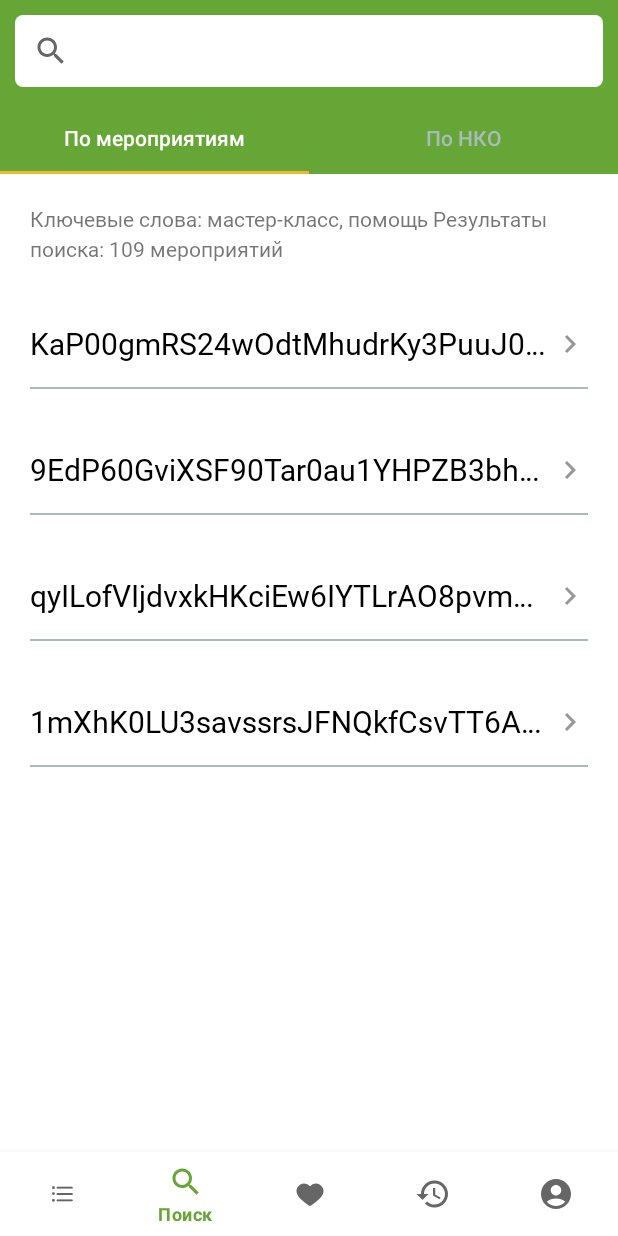
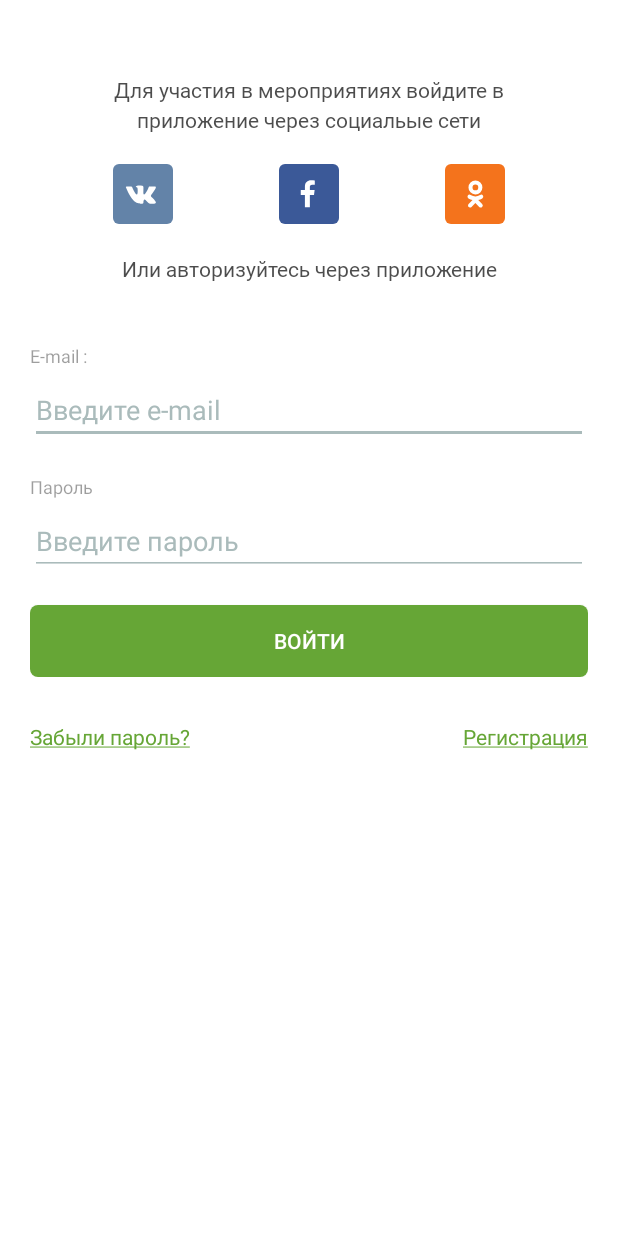
Before and after one commit to radik-alt/ProjectJavaSimba, an Android app: the screen it shows after launch (MainActivity before the commit, AuthActivity after it), on a phone screen of 412 x 824 dp. Run offline under Robolectric (Android 15) with nearby library versions, the phone set to English and light mode, and no system bars; our stand-ins replace RxJava.

Commit message:
10 блок - поставил верстку для авторизации

```diff
--- /dev/null
+++ b/app/src/main/java/com/example/projectjavasimba/AuthActivity.kt
@@ -0,0 +1,34 @@
+package com.example.projectjavasimba
+
+import androidx.appcompat.app.AppCompatActivity
+import android.os.Bundle
+import android.text.Editable
+import android.text.TextWatcher
+import androidx.activity.viewModels
+import com.example.projectjavasimba.databinding.ActivityAuthBinding
+import com.example.projectjavasimba.presentation.auth.AuthViewModel
+import io.reactivex.rxjava3.core.Observable
+
+class AuthActivity : AppCompatActivity() {
+
+    private lateinit var binding: ActivityAuthBinding
+    private val authViewModel: AuthViewModel by viewModels()
+
+
+    override fun onCreate(savedInstanceState: Bundle?) {
+        super.onCreate(savedInstanceState)
+        binding = ActivityAuthBinding.inflate(layoutInflater)
+        setContentView(binding.root)
+
+        binding.run {
+            btnAuth.setOnClickListener {
+                authViewModel.authUser(
+                    email = etEmail.text.toString(),
+                    password = etPassword.text.toString()
+                )
+            }
+        }
+
+    }
+
+}
--- a/app/src/main/java/com/example/projectjavasimba/SplashScreen.kt
+++ b/app/src/main/java/com/example/projectjavasimba/SplashScreen.kt
@@ -14,7 +14,7 @@ class SplashScreen : AppCompatActivity() {
 
         CoroutineScope(Dispatchers.Main).launch {
             delay(2000)
-            startActivity(Intent(this@SplashScreen, MainActivity::class.java))
+            startActivity(Intent(this@SplashScreen, AuthActivity::class.java))
             finish()
         }
 
--- /dev/null
+++ b/app/src/main/res/drawable/bg_auth_edit_text.xml
@@ -0,0 +1,6 @@
+<?xml version="1.0" encoding="utf-8"?>
+<shape xmlns:android="http://schemas.android.com/apk/res/android">
+
+    <solid android:color="@color/gray_color"/>
+
+</shape>
--- /dev/null
+++ b/app/src/main/res/drawable/fb.xml
@@ -0,0 +1,18 @@
+<vector xmlns:android="http://schemas.android.com/apk/res/android"
+    android:width="40dp"
+    android:height="40dp"
+    android:viewportWidth="40"
+    android:viewportHeight="40">
+  <path
+      android:pathData="M20,20m-20,0a20,20 0,1 1,40 0a20,20 0,1 1,-40 0"
+      android:fillColor="#3B5998"
+      android:fillType="evenOdd"/>
+  <path
+      android:pathData="M4,0L36,0A4,4 0,0 1,40 4L40,36A4,4 0,0 1,36 40L4,40A4,4 0,0 1,0 36L0,4A4,4 0,0 1,4 0z"
+      android:fillColor="#3B5998"
+      android:fillType="evenOdd"/>
+  <path
+      android:pathData="M20.581,15.35v2.045h3.172L23.34,20.6h-2.76v8.22h-3.308V20.6h-2.768v-3.205h2.768V15.03c0,-2.74 1.674,-4.23 4.12,-4.23 0.826,-0.004 1.651,0.038 2.473,0.125v2.865h-1.7c-1.326,0 -1.585,0.63 -1.585,1.56z"
+      android:fillColor="#FFF"
+      android:fillType="evenOdd"/>
+</vector>
--- /dev/null
+++ b/app/src/main/res/drawable/ok.xml
@@ -0,0 +1,18 @@
+<vector xmlns:android="http://schemas.android.com/apk/res/android"
+    android:width="40dp"
+    android:height="40dp"
+    android:viewportWidth="40"
+    android:viewportHeight="40">
+  <path
+      android:pathData="M20,20m-20,0a20,20 0,1 1,40 0a20,20 0,1 1,-40 0"
+      android:fillColor="#F4731C"
+      android:fillType="evenOdd"/>
+  <path
+      android:pathData="M4,0L36,0A4,4 0,0 1,40 4L40,36A4,4 0,0 1,36 40L4,40A4,4 0,0 1,0 36L0,4A4,4 0,0 1,4 0z"
+      android:fillColor="#F4731C"
+      android:fillType="evenOdd"/>
+  <path
+      android:pathData="M24.859,22.955a8.63,8.63 0,0 1,-2.718 1.115l2.616,2.6a1.35,1.35 0,0 1,0 1.92c-0.537,0.53 -1.4,0.53 -1.937,0l-2.57,-2.55 -2.572,2.55a1.371,1.371 0,0 1,-2.338 -0.96c0,-0.361 0.145,-0.707 0.403,-0.96l2.615,-2.6a8.695,8.695 0,0 1,-2.714 -1.115,1.353 1.353,0 0,1 -0.43,-1.875 1.371,1.371 0,0 1,1.889 -0.425,5.976 5.976,0 0,0 6.295,0 1.371,1.371 0,0 1,1.889 0.425,1.354 1.354,0 0,1 -0.428,1.875zM20.25,20.285a4.64,4.64 0,1 1,4.677 -4.64,4.663 4.663,0 0,1 -4.677,4.64zM20.25,13.725a1.922,1.922 0,1 0,1.936 1.92,1.93 1.93,0 0,0 -1.936,-1.92z"
+      android:fillColor="#FFF"
+      android:fillType="evenOdd"/>
+</vector>
--- /dev/null
+++ b/app/src/main/res/drawable/vk.xml
@@ -0,0 +1,18 @@
+<vector xmlns:android="http://schemas.android.com/apk/res/android"
+    android:width="40dp"
+    android:height="40dp"
+    android:viewportWidth="40"
+    android:viewportHeight="40">
+  <path
+      android:pathData="M20,20m-20,0a20,20 0,1 1,40 0a20,20 0,1 1,-40 0"
+      android:fillColor="#6383A8"
+      android:fillType="evenOdd"/>
+  <path
+      android:pathData="M4,0L36,0A4,4 0,0 1,40 4L40,36A4,4 0,0 1,36 40L4,40A4,4 0,0 1,0 36L0,4A4,4 0,0 1,4 0z"
+      android:fillColor="#6383A8"
+      android:fillType="evenOdd"/>
+  <path
+      android:pathData="M18.369,26.43h1.195c0.203,-0.026 0.393,-0.114 0.546,-0.25a0.962,0.962 0,0 0,0.166 -0.555s-0.025,-1.7 0.72,-1.95c0.734,-0.25 1.675,1.64 2.675,2.365 0.368,0.315 0.846,0.47 1.329,0.43l2.671,-0.04s1.396,-0.09 0.734,-1.255c-0.054,-0.095 -0.385,-0.86 -1.985,-2.43 -1.676,-1.645 -1.453,-1.38 0.564,-4.225 1.23,-1.735 1.721,-2.79 1.567,-3.245 -0.146,-0.43 -1.05,-0.315 -1.05,-0.315l-3.008,0.015a0.65,0.65 0,0 0,-0.387 0.075,0.864 0.864,0 0,0 -0.267,0.34c-0.31,0.853 -0.681,1.681 -1.112,2.48 -1.337,2.41 -1.875,2.535 -2.093,2.385 -0.508,-0.35 -0.38,-1.4 -0.38,-2.145 0,-2.33 0.333,-3.305 -0.65,-3.555a4.85,4.85 0,0 0,-1.405 -0.15c-1.076,-0.01 -1.982,0.005 -2.496,0.27 -0.342,0.18 -0.606,0.575 -0.446,0.595 0.347,0.035 0.666,0.206 0.888,0.475 0.21,0.45 0.312,0.943 0.3,1.44 0,0 0.174,2.745 -0.413,3.085 -0.408,0.235 -0.963,-0.245 -2.158,-2.425a20.707,20.707 0,0 1,-1.072 -2.355,0.961 0.961,0 0,0 -0.25,-0.355 1.215,1.215 0,0 0,-0.46 -0.2l-2.859,0.025a0.918,0.918 0,0 0,-0.585 0.21,0.687 0.687,0 0,0 -0.012,0.535s2.237,5.54 4.772,8.335c2.322,2.56 4.96,2.39 4.96,2.39z"
+      android:fillColor="#FFF"
+      android:fillType="evenOdd"/>
+</vector>
--- /dev/null
+++ b/app/src/main/res/layout/activity_auth.xml
@@ -0,0 +1,148 @@
+<?xml version="1.0" encoding="utf-8"?>
+<androidx.appcompat.widget.LinearLayoutCompat xmlns:android="http://schemas.android.com/apk/res/android"
+    xmlns:app="http://schemas.android.com/apk/res-auto"
+    xmlns:tools="http://schemas.android.com/tools"
+    android:layout_width="match_parent"
+    android:layout_height="match_parent"
+    android:orientation="vertical"
+    android:padding="@dimen/indiment_20"
+    tools:context=".AuthActivity">
+
+
+    <androidx.appcompat.widget.LinearLayoutCompat
+        android:layout_width="match_parent"
+        android:layout_height="wrap_content"
+        android:orientation="vertical"
+        android:padding="@dimen/indiment_20">
+
+        <TextView
+            style="@style/DefaultText"
+            android:layout_width="match_parent"
+            android:layout_height="wrap_content"
+            android:layout_marginTop="@dimen/indiment_10"
+            android:lineHeight="@dimen/indiment_20"
+            android:text="@string/auth_accros_soc_network" />
+
+        <GridLayout
+            android:columnCount="3"
+            android:layout_width="match_parent"
+            android:layout_height="wrap_content"
+            android:layout_marginTop="@dimen/indiment_20">
+
+            <androidx.appcompat.widget.AppCompatImageView
+                android:layout_columnWeight="1"
+                android:src="@drawable/vk"
+                android:layout_width="wrap_content"
+                android:layout_height="wrap_content"/>
+
+            <androidx.appcompat.widget.AppCompatImageView
+                android:layout_columnWeight="1"
+                android:src="@drawable/fb"
+                android:layout_width="wrap_content"
+                android:layout_height="wrap_content"/>
+
+            <androidx.appcompat.widget.AppCompatImageView
+                android:layout_columnWeight="1"
+                android:src="@drawable/ok"
+                android:layout_width="wrap_content"
+                android:layout_height="wrap_content"/>
+
+
+        </GridLayout>
+
+        <TextView
+            style="@style/DefaultText"
+            android:layout_width="match_parent"
+            android:layout_height="wrap_content"
+            android:layout_marginTop="@dimen/indiment_20"
+            android:lineHeight="@dimen/indiment_20"
+            android:text="@string/auth_application" />
+
+    </androidx.appcompat.widget.LinearLayoutCompat>
+
+
+    <androidx.appcompat.widget.LinearLayoutCompat
+        android:layout_marginTop="@dimen/indiment_20"
+        android:layout_width="match_parent"
+        android:layout_height="wrap_content"
+        android:orientation="vertical">
+
+        <TextView
+            android:layout_width="wrap_content"
+            android:layout_height="wrap_content"
+            android:text="E-mail :"
+            android:textColor="@color/color_gray_auth"
+            android:textSize="12sp" />
+
+        <androidx.appcompat.widget.AppCompatEditText
+            android:id="@+id/et_email"
+            android:layout_width="match_parent"
+            android:layout_height="wrap_content"
+            android:layout_marginTop="@dimen/indiment_5"
+            android:backgroundTint="@color/gray_color"
+            android:inputType="textEmailAddress|textWebEmailAddress"
+            android:hint="Введите e-mail"
+            android:textColorHint="@color/gray_color"
+            android:textColor="@color/color_gray_auth" />
+
+
+        <TextView
+            android:layout_width="wrap_content"
+            android:layout_height="wrap_content"
+            android:layout_marginTop="@dimen/indiment_20"
+            android:text="Пароль"
+            android:textColor="@color/color_gray_auth"
+            android:textSize="12sp" />
+
+        <androidx.appcompat.widget.AppCompatEditText
+            android:id="@+id/et_password"
+            android:layout_width="match_parent"
+            android:layout_height="wrap_content"
+            android:layout_marginTop="@dimen/indiment_5"
+            android:backgroundTint="@color/gray_color"
+            android:inputType="text"
+            android:textColorHint="@color/gray_color"
+            android:hint="Введите пароль"
+            android:textColor="@color/color_gray_auth" />
+
+
+        <androidx.appcompat.widget.AppCompatButton
+            android:id="@+id/btn_auth"
+            android:layout_marginTop="@dimen/indiment_20"
+            android:text="Войти"
+            android:background="@drawable/button_background"
+            android:textColor="@color/white"
+            android:layout_width="match_parent"
+            android:layout_height="wrap_content"/>
+
+
+    </androidx.appcompat.widget.LinearLayoutCompat>
+
+    <GridLayout
+        android:layout_marginTop="@dimen/indiment_10"
+        android:layout_width="match_parent"
+        android:layout_height="wrap_content">
+
+        <TextView
+            android:textSize="@dimen/default_size_text"
+            android:textColor="@color/green_color"
+            android:layout_gravity="left"
+            android:layout_width="wrap_content"
+            android:layout_height="wrap_content"
+            android:layout_marginTop="@dimen/indiment_20"
+            android:text="@string/forgot_pwsrd" />
+
+
+        <TextView
+            android:textColor="@color/green_color"
+            android:textSize="@dimen/default_size_text"
+            android:layout_gravity="right"
+            android:layout_width="wrap_content"
+            android:layout_height="wrap_content"
+            android:layout_marginTop="@dimen/indiment_20"
+            android:text="@string/sing_up" />
+
+
+    </GridLayout>
+
+</androidx.appcompat.widget.LinearLayoutCompat>
--- a/app/src/main/res/layout/activity_splash_screen.xml
+++ b/app/src/main/res/layout/activity_splash_screen.xml
@@ -34,7 +34,7 @@
         android:layout_marginTop="20sp"
         android:lineHeight="20sp"
         android:text="@string/download_splash"
-        android:textColor="#b3000000"
+        android:textColor="@color/color_3000000"
         android:textSize="14sp"
         android:textStyle="normal"
         app:layout_constraintEnd_toEndOf="parent"
--- a/app/src/main/res/values/colors.xml
+++ b/app/src/main/res/values/colors.xml
@@ -15,4 +15,7 @@
     <color name="gray_color">#aabbbb</color>
     <color name="background_item_helper">#eaede8</color>
     <color name="select_tab_color">#f2b630</color>
+    <color name="color_3000000">#b3000000</color>
+
+    <color name="color_gray_auth">#61000000</color>
 </resources>
--- a/app/src/main/res/values/dimens.xml
+++ b/app/src/main/res/values/dimens.xml
@@ -4,4 +4,9 @@
     <dimen name="margin_allow_item_dialog">30sp</dimen>
     <dimen name="size_text_dialog">20sp</dimen>
     <dimen name="indiment_20">20sp</dimen>
+    <dimen name="indiment_10">10sp</dimen>
+    <dimen name="indiment_15">15sp</dimen>
+    <dimen name="indiment_5">5sp</dimen>
+
+    <dimen name="default_size_text">14sp</dimen>
 </resources>
--- a/app/src/main/res/values/strings.xml
+++ b/app/src/main/res/values/strings.xml
@@ -22,4 +22,8 @@
     <string name="text_select_sort_help">Выберите категорию помощи</string>
     <string name="text_fragment_search">Ключевые слова: мастер-класс, помощь Результаты поиска: 109 мероприятий</string>
     <string name="default_text_item_search">Благодтворительный фонд Алисы фвфыв</string>
+    <string name="auth_accros_soc_network">Для участия в мероприятиях войдите в приложение через социальые сети</string>
+    <string name="auth_application">Или авторизуйтесь через приложение</string>
+    <string name="sing_up"><u>Регистрация</u></string>
+    <string name="forgot_pwsrd"><u>Забыли пароль?</u></string>
 </resources>
--- a/app/src/main/res/values/themes.xml
+++ b/app/src/main/res/values/themes.xml
@@ -25,4 +25,11 @@
         <item name="android:colorForeground">#42221f1f</item>
     </style>
 
+    <style name="DefaultText">
+        <item name="android:fontFamily">@font/roboto_regular</item>
+        <item name="android:gravity">center</item>
+        <item name="android:textColor">@color/color_3000000</item>
+        <item name="android:textSize">@dimen/default_size_text</item>
+    </style>
+
 </resources>
```
Also changed, not shown: app/build.gradle (+4 -6 lines), app/src/main/AndroidManifest.xml (+8 -5 lines), app/src/main/java/com/example/projectjavasimba/presentation/auth/AuthViewModel.kt (added, +15 -0 lines), app/src/main/res/layout/fragment_auth.xml (added, +143 -0 lines).
